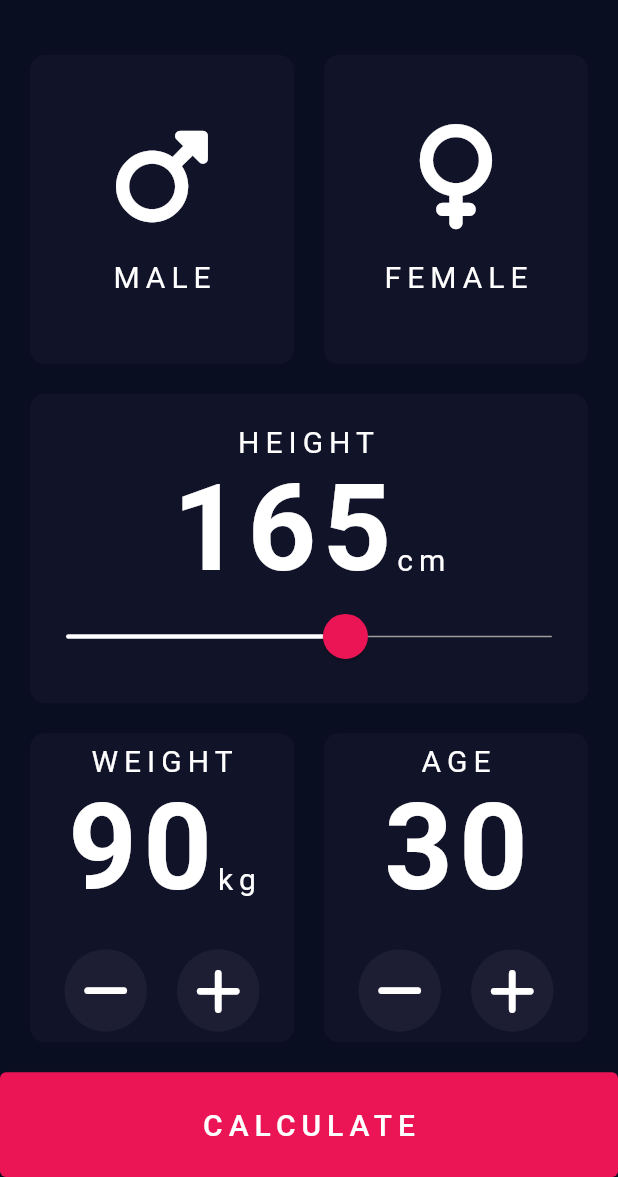
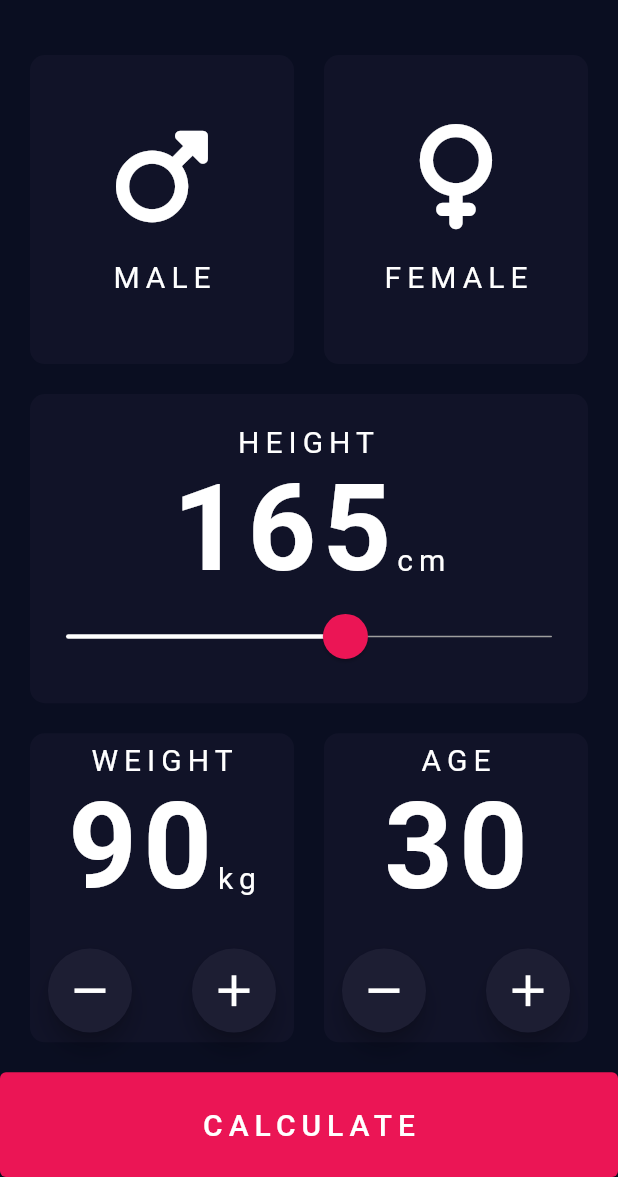
Before and after one commit to lucas-marianno/Flutter_Development_Bootcamp, a Flutter app: the screen it shows after launch, on a phone screen of 412 x 824 dp, the part 59-1236 px from its top. Run offline on Flutter 3.47's test engine with Material 2 defaults, Android fonts, the phone set to English and light mode, and no system bars; our stand-ins replace font_awesome_flutter; missing offline and left inert: audiofileplayer.

Commit message:
InkWell and splash efects added to GenderCard

```diff
--- a/bmi_calculator/lib/custom_widgets.dart
+++ b/bmi_calculator/lib/custom_widgets.dart
@@ -40,17 +40,25 @@ class GenderCard extends StatelessWidget {
     String label = gender == Gender.male ? "MALE" : "FEMALE";
 
     return Expanded(
-      child: GestureDetector(
+      child: Container(
+        margin: const EdgeInsets.all(kMargin),
+        child: InkWell(
+          borderRadius: BorderRadius.circular(kBorderRadius),
           onTap: () => callbackFunction(gender),
-        child: ExpandedContainer(
-          backgroundColor:
-              activeGender == gender ? kActiveCardColor : kInactiveCardColor,
+          child: Ink(
+            decoration: BoxDecoration(
+              borderRadius: BorderRadius.circular(kBorderRadius),
+              color: activeGender == gender
+                  ? kActiveCardColor
+                  : kInactiveCardColor,
+            ),
             child: StretchedColumn(
               children: [
                 Icon(icon, size: kIconSize),
                 const SizedBox(height: kGap),
                 Center(child: Text(label, style: kTextStyle)),
               ],
+            ),
           ),
         ),
       ),
@@ -111,9 +119,7 @@ class RoundButton extends StatelessWidget {
   const RoundButton(this.op, this.weight, this.function, {super.key});
 
   IconData _operator(Operator op) {
-    return op == Operator.subtract
-        ? FontAwesomeIcons.minus
-        : FontAwesomeIcons.plus;
+    return op == Operator.subtract ? Icons.remove : Icons.add;
   }
 
   int _newWeight() {
@@ -122,18 +128,11 @@ class RoundButton extends StatelessWidget {
 
   @override
   Widget build(BuildContext context) {
-    return GestureDetector(
-      onTap: () => function(_newWeight()),
-      child: Container(
-        padding: const EdgeInsets.all(10),
-        decoration: BoxDecoration(
-          color: kActiveCardColor,
-          borderRadius: BorderRadius.circular(50),
-        ),
+    return FloatingActionButton(
+      onPressed: () => function(_newWeight()),
       child: Icon(
         _operator(op),
         size: kIconSize / 2,
-        ),
       ),
     );
   }
@@ -204,7 +203,7 @@ class WeightAgeWidget extends StatelessWidget {
             mainAxisAlignment: MainAxisAlignment.center,
             children: [
               RoundButton(Operator.subtract, value, callBackFunction),
-              const SizedBox(width: kGap),
+              const SizedBox(width: kGap * 2),
               RoundButton(Operator.add, value, callBackFunction),
             ],
           )
--- a/bmi_calculator/lib/style.dart
+++ b/bmi_calculator/lib/style.dart
@@ -16,6 +16,10 @@ ThemeData themeData = ThemeData(
           primary: kAccentColor,
         )
       : const ColorScheme.light(),
+  floatingActionButtonTheme: const FloatingActionButtonThemeData(
+    backgroundColor: kActiveCardColor,
+    foregroundColor: Colors.white,
+  ),
   sliderTheme: kSliderThemeData
       ? const SliderThemeData(
           //thumbColor: Colors.amber,
```
Lines whose indentation alone changed are shown as unchanged.
